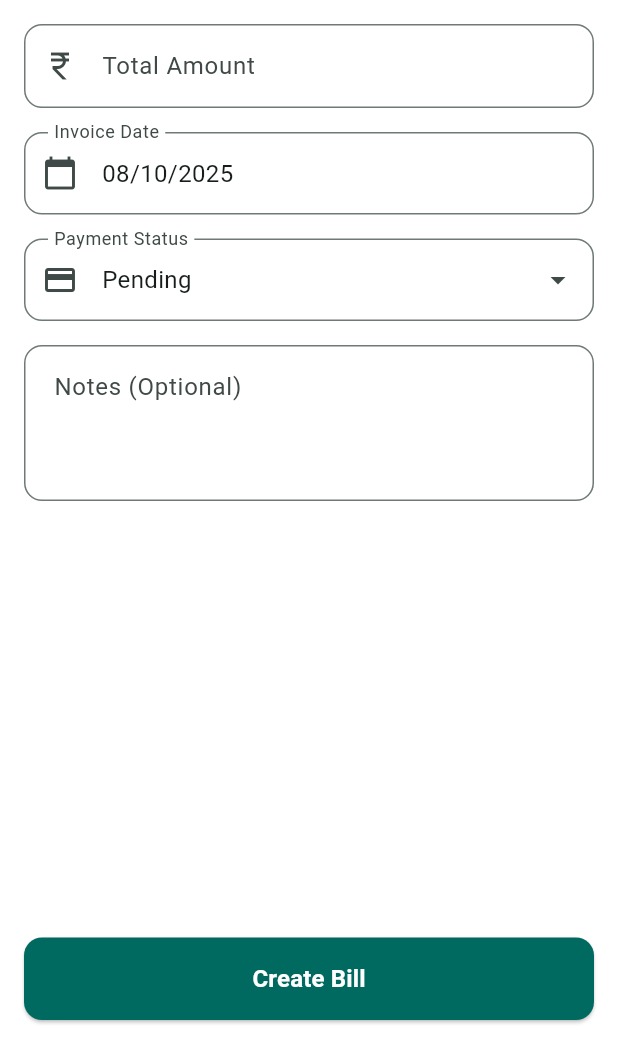
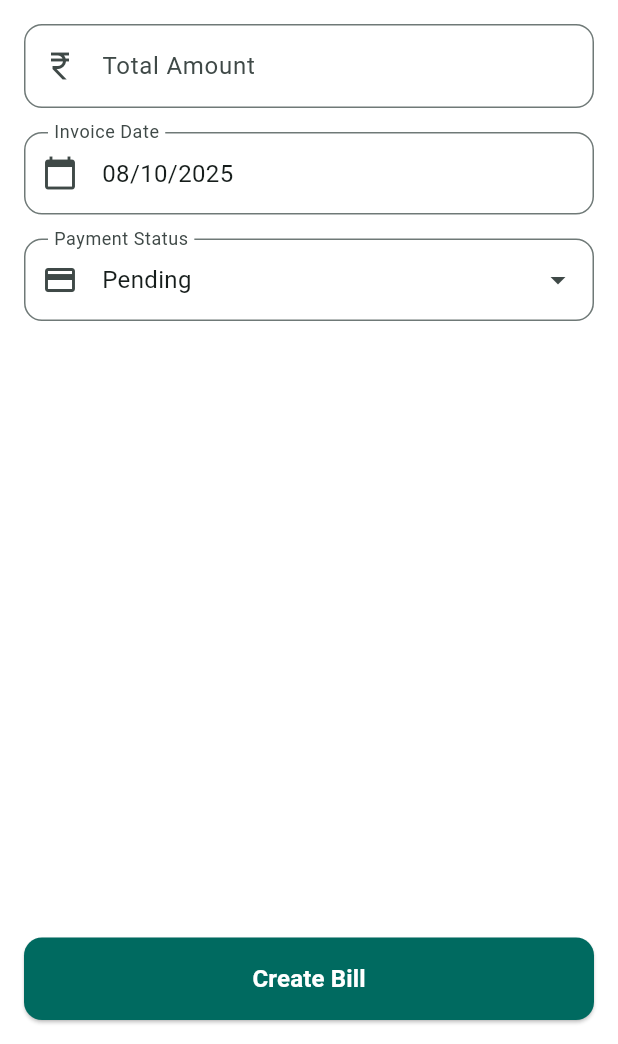
Before and after one commit to kookiesagency/plasticmart_billing, a Flutter app: the AddOfflineBillScreen screen opened directly, on a phone screen of 412 x 824 dp, the part 192-1236 px from its top. Run offline on Flutter 3.47's test engine with Material 3 defaults, Android fonts, the phone set to English and light mode, and no system bars; our stand-ins replace pdf, printing, share_plus, shared_preferences, supabase_flutter; accounts and stored records are empty.

Commit message:
fix(mobile): remove notes field from offline bill entry
- Removed notes field from UI (database doesn't support it)
- Removed notes parameter from createQuickInvoice method
- Simplified offline bill to 4 fields: Party, Amount, Date, Payment Status
- Payment creation now works without notes field

🤖 Generated with [Claude Code](https://claude.com/claude-code)

Co-Authored-By: Claude <noreply@anthropic.com>

```diff
--- a/mobile/lib/providers/invoice_provider.dart
+++ b/mobile/lib/providers/invoice_provider.dart
@@ -450,7 +450,6 @@ class InvoiceProvider with ChangeNotifier {
     required String invoiceDate,
     required double totalAmount,
     required double amountReceived,
-    String? notes,
   }) async {
     _isLoading = true;
     _errorMessage = null;
@@ -483,7 +482,6 @@ class InvoiceProvider with ChangeNotifier {
           'amount': amountReceived,
           'payment_date': invoiceDate,
           'payment_method': 'cash',
-          'notes': notes != null && notes.isNotEmpty ? notes : 'Offline bill payment',
         });
       }
 
--- a/mobile/lib/screens/invoices/add_offline_bill_screen.dart
+++ b/mobile/lib/screens/invoices/add_offline_bill_screen.dart
@@ -18,7 +18,6 @@ class _AddOfflineBillScreenState extends State<AddOfflineBillScreen> {
   final _formKey = GlobalKey<FormState>();
   final _totalAmountController = TextEditingController();
   final _amountReceivedController = TextEditingController();
-  final _notesController = TextEditingController();
 
   Party? _selectedParty;
   DateTime _selectedDate = DateTime.now();
@@ -37,7 +36,6 @@ class _AddOfflineBillScreenState extends State<AddOfflineBillScreen> {
   void dispose() {
     _totalAmountController.dispose();
     _amountReceivedController.dispose();
-    _notesController.dispose();
     super.dispose();
   }
 
@@ -140,7 +138,6 @@ class _AddOfflineBillScreenState extends State<AddOfflineBillScreen> {
       invoiceDate: DateFormat('yyyy-MM-dd').format(_selectedDate),
       totalAmount: amount,
       amountReceived: amountReceived,
-      notes: _notesController.text.trim().isEmpty ? null : _notesController.text.trim(),
     );
 
     setState(() => _isLoading = false);
@@ -335,24 +332,6 @@ class _AddOfflineBillScreenState extends State<AddOfflineBillScreen> {
                       ),
                       const SizedBox(height: 16),
                     ],
-
-                    // Notes (Optional)
-                    TextFormField(
-                      controller: _notesController,
-                      decoration: InputDecoration(
-                        labelText: 'Notes (Optional)',
-                        hintText: 'Add any additional notes...',
-                        border: OutlineInputBorder(
-                          borderRadius: BorderRadius.circular(12),
-                        ),
-                        contentPadding: const EdgeInsets.all(16),
-                        alignLabelWithHint: true,
-                      ),
-                      maxLines: 3,
-                      textAlignVertical: TextAlignVertical.top,
-                      textCapitalization: TextCapitalization.sentences,
-                      textInputAction: TextInputAction.done,
-                    ),
                   ],
                 ),
               ),
```
